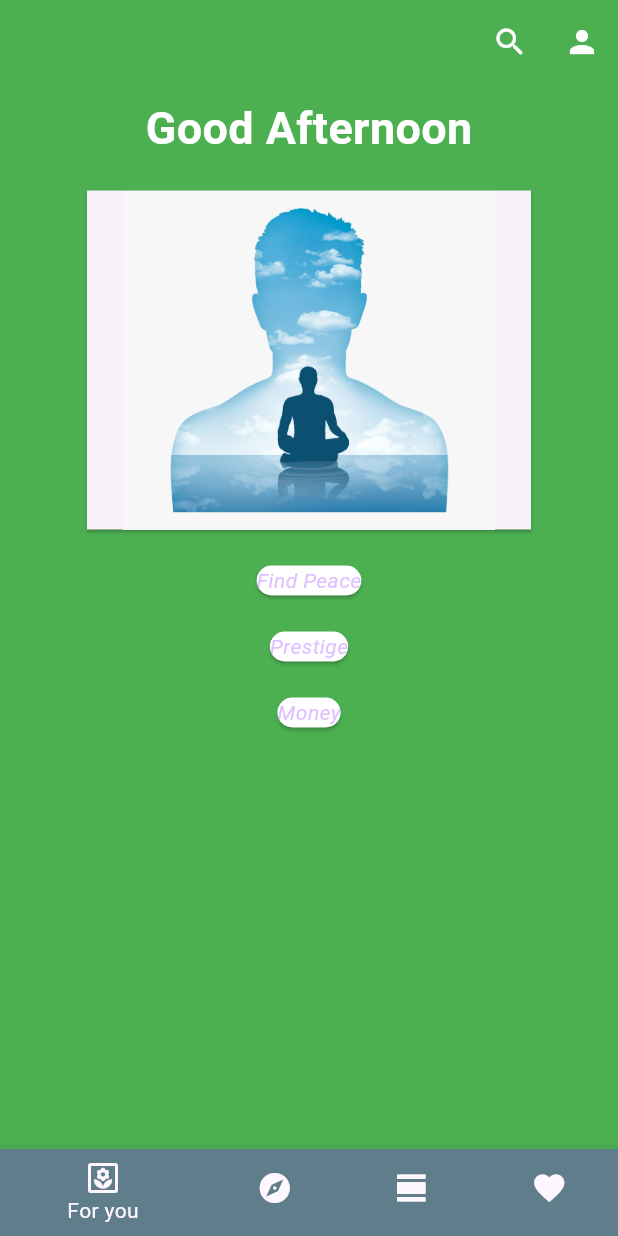
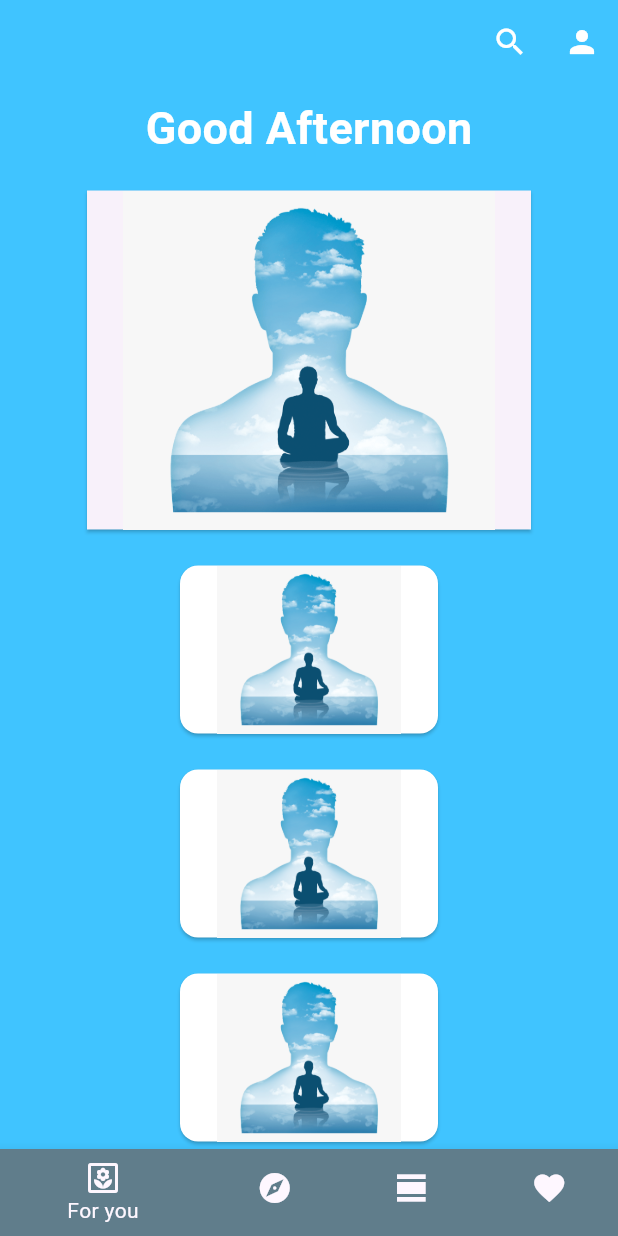
Before and after one commit to emircancavusoglu/self_improvement, a Flutter app: the screen it shows after launch, on a phone screen of 412 x 824 dp. Run offline on Flutter 3.47's test engine with Material 3 defaults, Android fonts, the light colour scheme and no system bars.

Commit message:
merge color directory

```diff
--- a/lib/color/appBar_color/app_bar_color.dart
+++ /dev/null
@@ -1,8 +0,0 @@
-import 'package:flutter/cupertino.dart';
-import 'package:flutter/material.dart';
-
-class AppBarColor{
-  static Color green = Colors.green;
-  static Color blue = Colors.blue;
-  static Color white = Colors.white;
-}
--- /dev/null
+++ b/lib/color/colors.dart
@@ -0,0 +1,15 @@
+import 'dart:ui';
+
+import 'package:flutter/material.dart';
+
+class BackgroundColor{
+  static Color backgroundColor = Colors.lightBlueAccent;
+}
+class CardColor{
+  static Color cardBackgroundColor = const Color(0xff82c084ff);
+}
+class AppBarColor{
+  static Color green = Colors.lightBlueAccent;
+  static Color blue = Colors.blue;
+  static Color white = Colors.white;
+}
--- a/lib/color/main_color/main_colors.dart
+++ /dev/null
@@ -1,7 +0,0 @@
-import 'dart:ui';
-
-import 'package:flutter/material.dart';
-
-class BackgroundColor{
- static Color backgroundColor = Colors.green;
-}
--- /dev/null
+++ b/lib/image/image_url.dart
@@ -0,0 +1,4 @@
+class ImageUrl{
+  static const String imageSymbol = 'images/symbol.png';
+
+}
--- a/lib/view/home_page_view.dart
+++ b/lib/view/home_page_view.dart
@@ -1,11 +1,10 @@
 import 'package:flutter/material.dart';
-import 'package:self_improvement/color/main_color/main_colors.dart';
 import 'package:self_improvement/constants/app_bar.dart';
 import 'package:self_improvement/constants/style/font_style.dart';
 import 'package:self_improvement/constants/theme_name/theme_names.dart';
 import 'package:self_improvement/widgets/card_widget.dart';
-
-import '../color/appBar_color/app_bar_color.dart';
+import '../color/colors.dart';
+import '../image/image_url.dart';
 import '../widgets/bottom_navigation_bar.dart';
 
 class HomePageView extends StatelessWidget {
@@ -25,7 +24,8 @@ class HomePageView extends StatelessWidget {
               icon: const Icon(Icons.person, color: Colors.white,))
         ],
       ),
-      body: Column(
+      body: SingleChildScrollView(
+        child: Column(
           children: [
             Padding(
               padding: const EdgeInsets.all(8.0),
@@ -33,22 +33,21 @@ class HomePageView extends StatelessWidget {
               TextStyleForHomePage.titleTextStyle,),
             ),
             Center(
-            child: Container(
+              child: SizedBox(
                 width: 320,
                 height: 250,
                 child: Card(
-                shape: BeveledRectangleBorder(),
-                margin: EdgeInsets.all(12),
-                child: Image.asset('images/symbol.png'),
-
+                  shape: const BeveledRectangleBorder(),
+                  margin: const EdgeInsets.all(12),
+                  child: Image.asset(ImageUrl.imageSymbol),
                 ),
               ),
             ),
             buildPadding(ThemeNames.findPeace),
             buildPadding(ThemeNames.prestige),
             buildPadding(ThemeNames.money),
-
           ],
+        ),
       ),
     bottomNavigationBar: const BottomNavigation()
     );
--- a/lib/widgets/card_widget.dart
+++ b/lib/widgets/card_widget.dart
@@ -3,6 +3,8 @@ import 'package:flutter/material.dart';
 import 'package:self_improvement/color/card_widget_color.dart';
 import 'package:self_improvement/constants/style/font_style.dart';
 import 'package:self_improvement/constants/theme_name/theme_names.dart';
+
+import '../image/image_url.dart';
 
 class CardWidget extends StatelessWidget {
   const CardWidget({Key? key}) : super(key: key);
@@ -21,14 +23,14 @@ class CardWidgetTheme extends StatelessWidget {
 
   @override
   Widget build(BuildContext context) {
-    return Card(
-      color: Colors.white,
-      child: Text(themeName, style: TextStyle(
-        color: CardColor.cardBackgroundColor,
-            fontWeight: FontStyleForCard.fontWeight,
-        fontStyle: FontStyleForCard.fontStyle
-      ),),
+    return Container(
 
+      width: 180,
+      height: 120,
+      child: Card(
+        color: Colors.white,
+        child: Image.asset(ImageUrl.imageSymbol)
+      ),
     );
   }
 }
```
Lines whose indentation alone changed are shown as unchanged.
